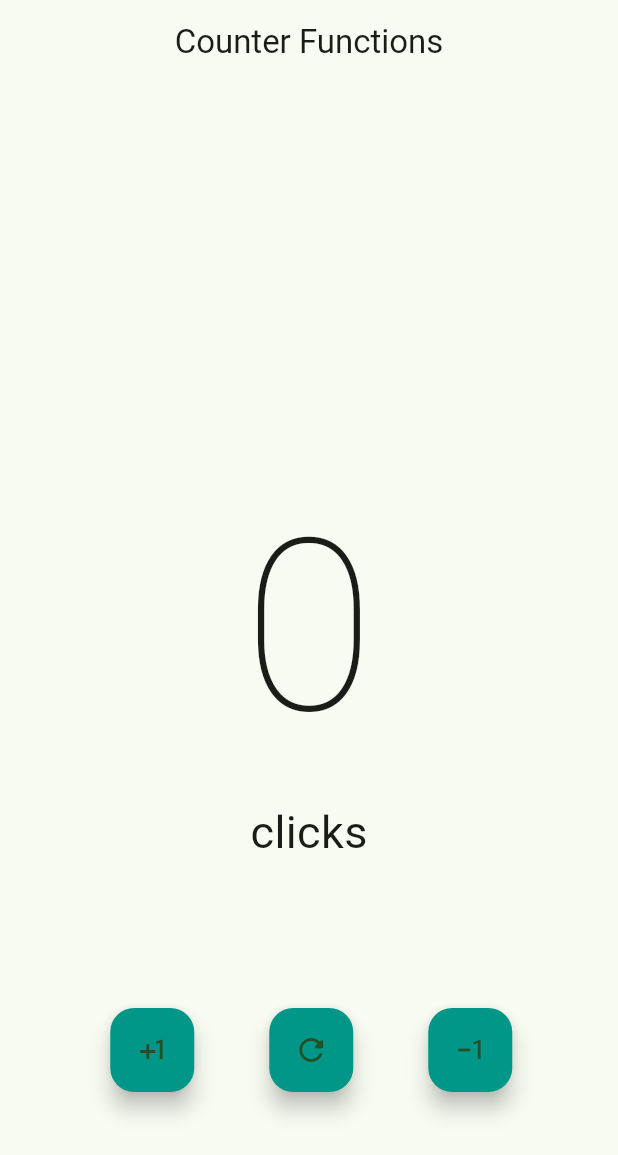
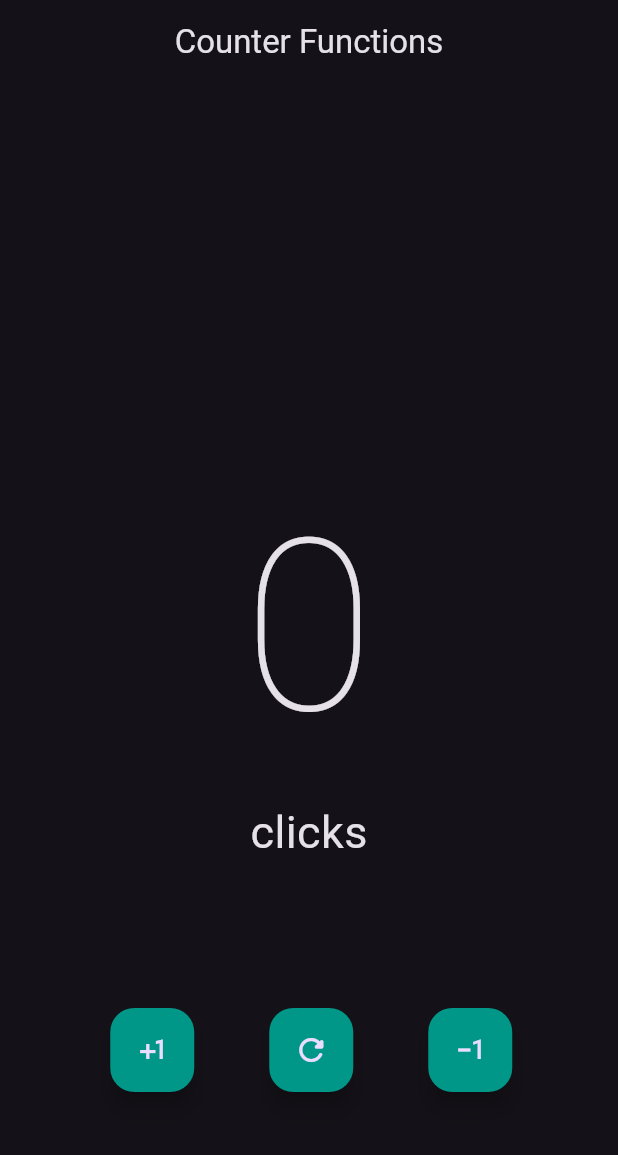
Before and after one commit to strackerfoxx/first-flutter-project, a Flutter app: the screen it shows after launch, on a phone screen of 412 x 824 dp. Shown: the top 1155 px of the screen. Run offline on Flutter 3.47's test engine with Material 2 defaults, Android fonts, the phone set to English and light mode, and no system bars.

Commit message:
Update main.dart

```diff
--- a/lib/main.dart
+++ b/lib/main.dart
@@ -12,7 +12,7 @@ class MyApp extends StatelessWidget {
   Widget build(BuildContext context) {
     return MaterialApp(
         debugShowCheckedModeBanner: false,
-        theme: ThemeData(useMaterial3: true, colorSchemeSeed: Colors.green),
+        theme: ThemeData.dark(useMaterial3: true),
         home: const CounterFunctionsScreen());
   }
 }
```
